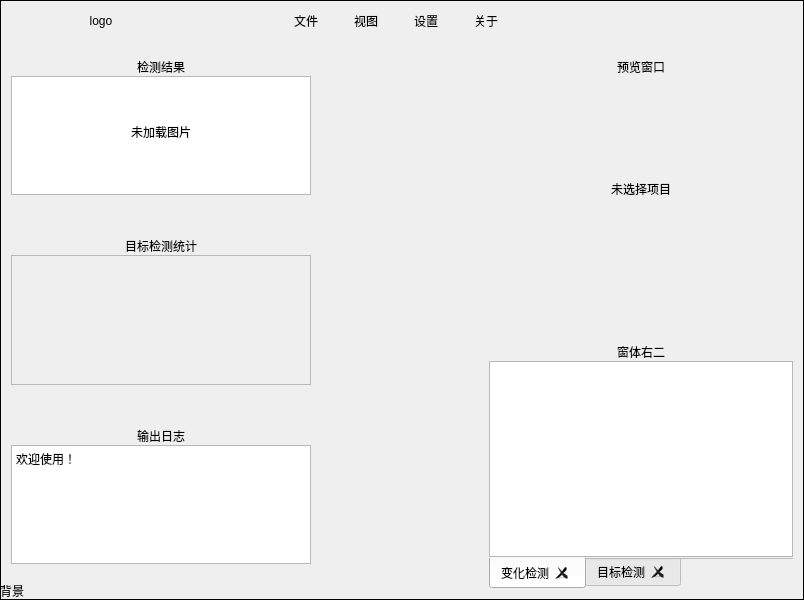
Above: New_MainWin.ui from 814696032/QT before the change. Below: the same form after it.
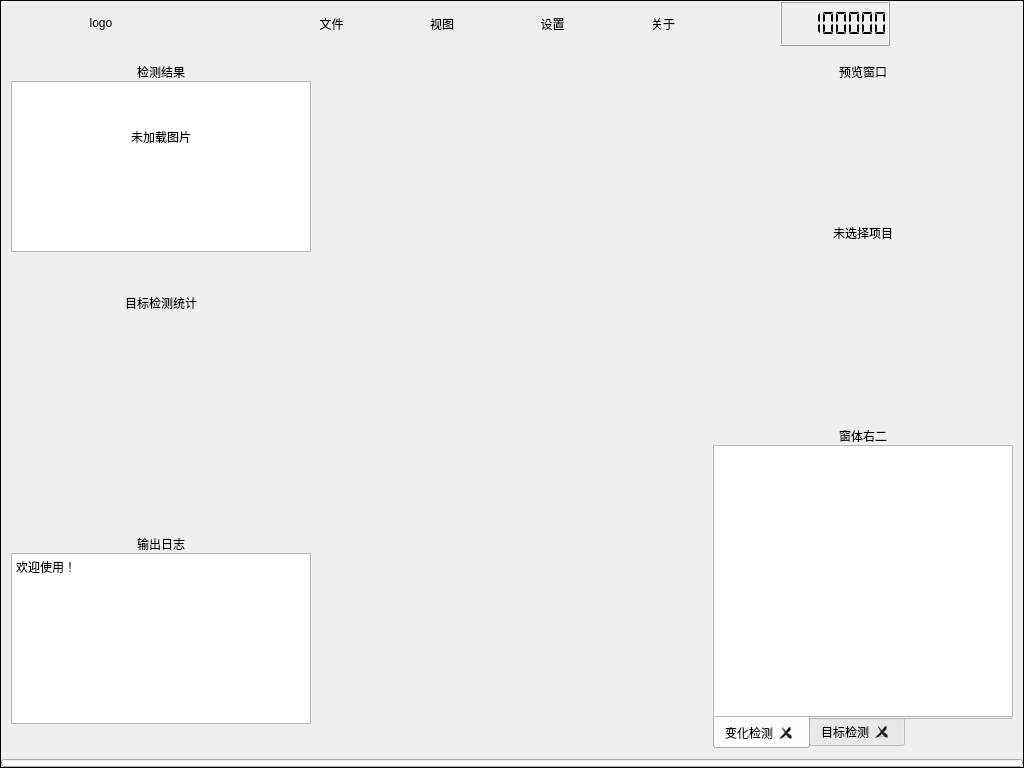
That is the form after the change.

Commit message: 主窗口底部添加后台工作进度条，与任务栏进度一致

Diff of the .ui file:
```diff
--- a/New_MainWin.ui
+++ b/New_MainWin.ui
@@ -9,8 +9,8 @@
    <rect>
     <x>0</x>
     <y>0</y>
-    <width>804</width>
-    <height>600</height>
+    <width>1024</width>
+    <height>768</height>
    </rect>
   </property>
   <property name="sizePolicy">
@@ -21,8 +21,8 @@
   </property>
   <property name="minimumSize">
    <size>
-    <width>800</width>
-    <height>600</height>
+    <width>1024</width>
+    <height>768</height>
    </size>
   </property>
   <property name="baseSize">
@@ -64,8 +64,8 @@
   <widget class="QWidget" name="centralwidget">
    <property name="minimumSize">
     <size>
-     <width>800</width>
-     <height>600</height>
+     <width>1024</width>
+     <height>768</height>
     </size>
    </property>
    <layout class="QGridLayout" name="gridLayout">
@@ -152,7 +152,7 @@
          <property name="midLineWidth">
           <number>0</number>
          </property>
-         <layout class="QHBoxLayout" name="horizontalLayout_2" stretch="5,0,0,0,0,0,0,0,0,0,0,0,0">
+         <layout class="QHBoxLayout" name="horizontalLayout_2" stretch="5,0,0,0,0,0,0,0,0,0,0,0,0,0">
           <property name="spacing">
            <number>0</number>
           </property>
@@ -405,16 +405,7 @@
            </widget>
           </item>
           <item>
-           <spacer name="time_spacer">
-            <property name="sizePolicy">
-             <sizepolicy hsizetype="Fixed" vsizetype="Minimum">
-              <horstretch>0</horstretch>
-              <verstretch>0</verstretch>
-             </sizepolicy>
-            </property>
-            <property name="mouseTracking">
-             <bool>true</bool>
-            </property>
+           <spacer name="horizontalSpacer">
             <property name="orientation">
              <enum>Qt::Horizontal</enum>
             </property>
@@ -423,32 +414,63 @@
             </property>
             <property name="sizeHint" stdset="0">
              <size>
-              <width>25</width>
+              <width>12</width>
               <height>20</height>
              </size>
             </property>
            </spacer>
           </item>
           <item>
-           <spacer name="titlespace">
+           <widget class="QLCDNumber" name="lcdNumber">
             <property name="sizePolicy">
-             <sizepolicy hsizetype="Fixed" vsizetype="Minimum">
+             <sizepolicy hsizetype="Fixed" vsizetype="Preferred">
               <horstretch>0</horstretch>
               <verstretch>0</verstretch>
              </sizepolicy>
             </property>
-            <property name="mouseTracking">
-             <bool>true</bool>
-            </property>
-            <property name="orientation">
-             <enum>Qt::Horizontal</enum>
-            </property>
-            <property name="sizeType">
-             <enum>QSizePolicy::Fixed</enum>
-            </property>
-            <property name="sizeHint" stdset="0">
+            <property name="minimumSize">
              <size>
               <width>110</width>
+              <height>0</height>
+             </size>
+            </property>
+            <property name="smallDecimalPoint">
+             <bool>false</bool>
+            </property>
+            <property name="digitCount">
+             <number>8</number>
+            </property>
+            <property name="segmentStyle">
+             <enum>QLCDNumber::Flat</enum>
+            </property>
+            <property name="value" stdset="0">
+             <double>88888888.000000000000000</double>
+            </property>
+            <property name="intValue" stdset="0">
+             <number>88888888</number>
+            </property>
+           </widget>
+          </item>
+          <item>
+           <spacer name="time_spacer">
+            <property name="sizePolicy">
+             <sizepolicy hsizetype="Fixed" vsizetype="Minimum">
+              <horstretch>0</horstretch>
+              <verstretch>0</verstretch>
+             </sizepolicy>
+            </property>
+            <property name="mouseTracking">
+             <bool>true</bool>
+            </property>
+            <property name="orientation">
+             <enum>Qt::Horizontal</enum>
+            </property>
+            <property name="sizeType">
+             <enum>QSizePolicy::Fixed</enum>
+            </property>
+            <property name="sizeHint" stdset="0">
+             <size>
+              <width>13</width>
               <height>20</height>
              </size>
             </property>
@@ -597,6 +619,12 @@
               <height>0</height>
              </size>
             </property>
+            <property name="maximumSize">
+             <size>
+              <width>300</width>
+              <height>16777215</height>
+             </size>
+            </property>
             <property name="mouseTracking">
              <bool>true</bool>
             </property>
@@ -619,11 +647,23 @@
              <item>
               <widget class="QWidget" name="widget" native="true">
                <property name="sizePolicy">
-                <sizepolicy hsizetype="Preferred" vsizetype="Preferred">
+                <sizepolicy hsizetype="Fixed" vsizetype="Preferred">
                  <horstretch>0</horstretch>
                  <verstretch>1</verstretch>
                 </sizepolicy>
                </property>
+               <property name="minimumSize">
+                <size>
+                 <width>300</width>
+                 <height>0</height>
+                </size>
+               </property>
+               <property name="maximumSize">
+                <size>
+                 <width>300</width>
+                 <height>16777215</height>
+                </size>
+               </property>
                <property name="mouseTracking">
                 <bool>true</bool>
                </property>
@@ -747,11 +787,23 @@
              <item>
               <widget class="QWidget" name="widget_2" native="true">
                <property name="sizePolicy">
-                <sizepolicy hsizetype="Preferred" vsizetype="Preferred">
+                <sizepolicy hsizetype="Fixed" vsizetype="Preferred">
                  <horstretch>0</horstretch>
                  <verstretch>1</verstretch>
                 </sizepolicy>
                </property>
+               <property name="minimumSize">
+                <size>
+                 <width>300</width>
+                 <height>0</height>
+                </size>
+               </property>
+               <property name="maximumSize">
+                <size>
+                 <width>300</width>
+                 <height>16777215</height>
+                </size>
+               </property>
                <property name="mouseTracking">
                 <bool>true</bool>
                </property>
@@ -806,26 +858,44 @@
                  </widget>
                 </item>
                 <item>
-                 <widget class="QFrame" name="label_2">
-                  <property name="frameShape">
-                   <enum>QFrame::StyledPanel</enum>
+                 <widget class="QWidget" name="label_2" native="true">
+                  <property name="sizePolicy">
+                   <sizepolicy hsizetype="Fixed" vsizetype="Preferred">
+                    <horstretch>0</horstretch>
+                    <verstretch>0</verstretch>
+                   </sizepolicy>
                   </property>
-                  <property name="frameShadow">
-                   <enum>QFrame::Raised</enum>
+                  <property name="minimumSize">
+                   <size>
+                    <width>300</width>
+                    <height>0</height>
+                   </size>
+                  </property>
+                  <property name="maximumSize">
+                   <size>
+                    <width>300</width>
+                    <height>16777215</height>
+                   </size>
                   </property>
                  </widget>
                 </item>
                 <item>
                  <widget class="QLabel" name="label_2_bottom">
                   <property name="sizePolicy">
-                   <sizepolicy hsizetype="Preferred" vsizetype="Fixed">
+                   <sizepolicy hsizetype="Fixed" vsizetype="Fixed">
                     <horstretch>0</horstretch>
                     <verstretch>0</verstretch>
                    </sizepolicy>
                   </property>
                   <property name="minimumSize">
                    <size>
-                    <width>0</width>
+                    <width>300</width>
+                    <height>25</height>
+                   </size>
+                  </property>
+                  <property name="maximumSize">
+                   <size>
+                    <width>300</width>
                     <height>25</height>
                    </size>
                   </property>
@@ -840,11 +910,23 @@
              <item>
               <widget class="QWidget" name="widget_3" native="true">
                <property name="sizePolicy">
-                <sizepolicy hsizetype="Preferred" vsizetype="Preferred">
+                <sizepolicy hsizetype="Fixed" vsizetype="Preferred">
                  <horstretch>0</horstretch>
                  <verstretch>1</verstretch>
                 </sizepolicy>
                </property>
+               <property name="minimumSize">
+                <size>
+                 <width>300</width>
+                 <height>0</height>
+                </size>
+               </property>
+               <property name="maximumSize">
+                <size>
+                 <width>300</width>
+                 <height>16777215</height>
+                </size>
+               </property>
                <property name="mouseTracking">
                 <bool>true</bool>
                </property>
@@ -914,11 +996,23 @@
                 <item>
                  <widget class="QTextBrowser" name="textBrowser">
                   <property name="sizePolicy">
-                   <sizepolicy hsizetype="Preferred" vsizetype="Preferred">
+                   <sizepolicy hsizetype="Fixed" vsizetype="Preferred">
                     <horstretch>0</horstretch>
                     <verstretch>0</verstretch>
                    </sizepolicy>
                   </property>
+                  <property name="minimumSize">
+                   <size>
+                    <width>300</width>
+                    <height>0</height>
+                   </size>
+                  </property>
+                  <property name="maximumSize">
+                   <size>
+                    <width>300</width>
+                    <height>16777215</height>
+                   </size>
+                  </property>
                   <property name="html">
                    <string>&lt;!DOCTYPE HTML PUBLIC &quot;-//W3C//DTD HTML 4.0//EN&quot; &quot;http://www.w3.org/TR/REC-html40/strict.dtd&quot;&gt;
 &lt;html&gt;&lt;head&gt;&lt;meta name=&quot;qrichtext&quot; content=&quot;1&quot; /&gt;&lt;style type=&quot;text/css&quot;&gt;
@@ -934,17 +1028,23 @@
                 <item>
                  <widget class="QLabel" name="label_3_bottom">
                   <property name="sizePolicy">
-                   <sizepolicy hsizetype="Minimum" vsizetype="Fixed">
+                   <sizepolicy hsizetype="Fixed" vsizetype="Fixed">
                     <horstretch>0</horstretch>
                     <verstretch>0</verstretch>
                    </sizepolicy>
                   </property>
                   <property name="minimumSize">
                    <size>
-                    <width>0</width>
+                    <width>300</width>
                     <height>25</height>
                    </size>
                   </property>
+                  <property name="maximumSize">
+                   <size>
+                    <width>300</width>
+                    <height>16777215</height>
+                   </size>
+                  </property>
                   <property name="text">
                    <string/>
                   </property>
@@ -980,6 +1080,12 @@
               <height>0</height>
              </size>
             </property>
+            <property name="maximumSize">
+             <size>
+              <width>300</width>
+              <height>16777215</height>
+             </size>
+            </property>
             <property name="mouseTracking">
              <bool>true</bool>
             </property>
@@ -1027,7 +1133,7 @@
              <item>
               <widget class="QLabel" name="list_info">
                <property name="sizePolicy">
-                <sizepolicy hsizetype="Minimum" vsizetype="Minimum">
+                <sizepolicy hsizetype="Preferred" vsizetype="Minimum">
                  <horstretch>0</horstretch>
                  <verstretch>1</verstretch>
                 </sizepolicy>
@@ -1182,7 +1288,7 @@
                  <item>
                   <widget class="QListWidget" name="list1">
                    <property name="sizePolicy">
-                    <sizepolicy hsizetype="Preferred" vsizetype="Preferred">
+                    <sizepolicy hsizetype="Maximum" vsizetype="Preferred">
                      <horstretch>0</horstretch>
                      <verstretch>1</verstretch>
                     </sizepolicy>
@@ -1193,6 +1299,12 @@
                      <height>192</height>
                     </size>
                    </property>
+                   <property name="maximumSize">
+                    <size>
+                     <width>300</width>
+                     <height>16777215</height>
+                    </size>
+                   </property>
                   </widget>
                  </item>
                 </layout>
@@ -1243,11 +1355,63 @@
          </layout>
         </widget>
        </item>
+       <item>
+        <widget class="QProgressBar" name="BackDispProgress">
+         <property name="sizePolicy">
+          <sizepolicy hsizetype="Preferred" vsizetype="Fixed">
+           <horstretch>0</horstretch>
+           <verstretch>0</verstretch>
+          </sizepolicy>
+         </property>
+         <property name="minimumSize">
+          <size>
+           <width>0</width>
+           <height>8</height>
+          </size>
+         </property>
+         <property name="maximumSize">
+          <size>
+           <width>16777215</width>
+           <height>8</height>
+          </size>
+         </property>
+         <property name="styleSheet">
+          <string notr="true"/>
+         </property>
+         <property name="value">
+          <number>0</number>
+         </property>
+         <property name="textVisible">
+          <bool>false</bool>
+         </property>
+         <property name="orientation">
+          <enum>Qt::Horizontal</enum>
+         </property>
+         <property name="invertedAppearance">
+          <bool>false</bool>
+         </property>
+         <property name="textDirection">
+          <enum>QProgressBar::TopToBottom</enum>
+         </property>
+        </widget>
+       </item>
       </layout>
      </widget>
     </item>
     <item row="1" column="0">
      <widget class="QLabel" name="background">
+      <property name="sizePolicy">
+       <sizepolicy hsizetype="Preferred" vsizetype="Fixed">
+        <horstretch>0</horstretch>
+        <verstretch>0</verstretch>
+       </sizepolicy>
+      </property>
+      <property name="maximumSize">
+       <size>
+        <width>16777215</width>
+        <height>0</height>
+       </size>
+      </property>
       <property name="text">
        <string>背景</string>
       </property>
```
The commit also changes 4 other files.
